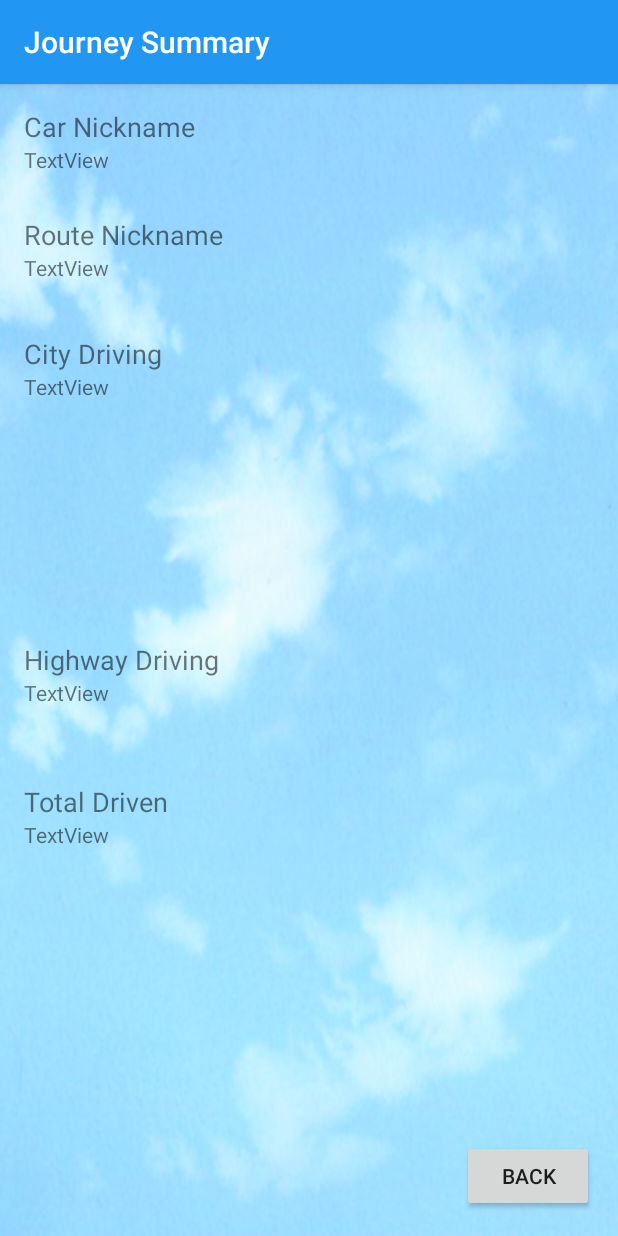
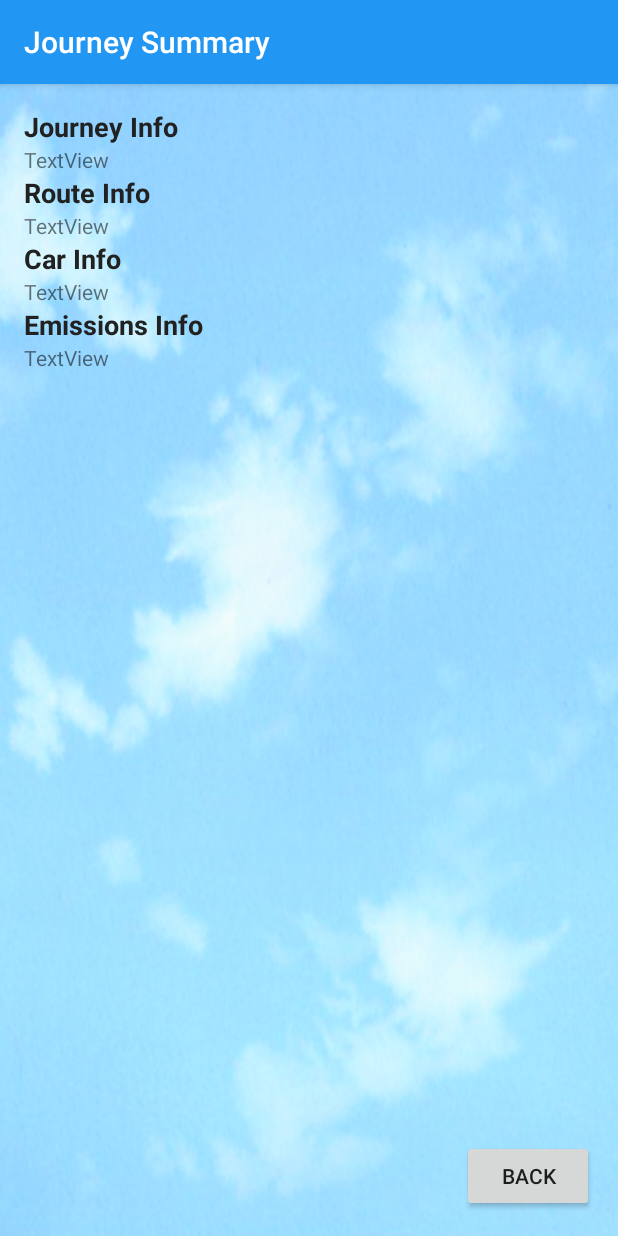
Before and after one commit to tangjon/Carbon-Tracking-System, an Android app: the JourneySummaryActivity screen opened directly, with no data from a screen before it, on a phone screen of 412 x 824 dp. Run offline under Robolectric (Android 15) with nearby library versions, the phone set to English and light mode, and no system bars; 6 statements that could not run were skipped.

Commit message:
Updated Journey Summary Screen added comments @sean did this on Jon's laptop

```diff
--- a/app/src/main/java/cmpt276/jade/carbontracker/JourneyListActivity.java
+++ b/app/src/main/java/cmpt276/jade/carbontracker/JourneyListActivity.java
@@ -18,7 +18,10 @@ import cmpt276.jade.carbontracker.model.Emission;
 import cmpt276.jade.carbontracker.model.Journey;
 import cmpt276.jade.carbontracker.model.JourneyCollection;
 import cmpt276.jade.carbontracker.model.Route;
-
+/**
+ *Journey List is your list of journeys and can either add a new journey going to car list or to the emissions overview
+ * Can also edit journey entries or delete journey entries
+ */
 public class JourneyListActivity extends AppCompatActivity {
     public static JourneyCollection listOfJourneys = Emission.getInstance().getJourneyCollection();
     private Journey intentJourney;
--- a/app/src/main/java/cmpt276/jade/carbontracker/JourneyReviewActivity.java
+++ b/app/src/main/java/cmpt276/jade/carbontracker/JourneyReviewActivity.java
@@ -13,7 +13,10 @@ import android.widget.Toast;
 
 import cmpt276.jade.carbontracker.R;
 import cmpt276.jade.carbontracker.model.Journey;
-
+/**
+ *Journey review lets you review the data you entered for car and route and
+ * will allow you to name the journey and the date
+ */
 public class JourneyReviewActivity extends AppCompatActivity {
     private Journey journey;
     private Journey intentJourney;
--- a/app/src/main/java/cmpt276/jade/carbontracker/JourneySummaryActivity.java
+++ b/app/src/main/java/cmpt276/jade/carbontracker/JourneySummaryActivity.java
@@ -11,7 +11,9 @@ import android.widget.TextView;
 import cmpt276.jade.carbontracker.model.Car;
 import cmpt276.jade.carbontracker.model.Journey;
 import cmpt276.jade.carbontracker.model.Route;
-
+/**
+ *Journey summary displays all the important info stored in the journey object
+ */
 public class JourneySummaryActivity extends AppCompatActivity {
 
 
@@ -43,16 +45,18 @@ public class JourneySummaryActivity extends AppCompatActivity {
     }
 
     private void setData() {
-        TextView carName = (TextView) findViewById(R.id.textCarName);
-        carName.setText(car.getNickname());
-        TextView routeName = (TextView) findViewById(R.id.textRouteName);
-        routeName.setText(route.getName());
-        TextView cityDrive = (TextView) findViewById(R.id.textCitydrv);
-        cityDrive.setText(""+ String.format("%.2f",journey.getTotalCity()));
-        TextView hwayDrive = (TextView) findViewById(R.id.textHwaydrv);
-        hwayDrive.setText(""+ String.format("%.2f",journey.getTotalHighway()));
-        TextView totalDrive = (TextView) findViewById(R.id.textTotaldrv);
-        totalDrive.setText("" + String.format("%.2f",journey.getTotalTravelled()));
+        TextView journeyInfo = (TextView) findViewById(R.id.textJourneyInfo);
+        journeyInfo.setText("Name: "+journey.getName() + "\nDate: " + journey.getDate());
+        TextView routeInfo = (TextView) findViewById(R.id.textRouteInfo);
+        routeInfo.setText("Name: " + route.getName() + "\nTotal City Distance: " + route.getCityDistance()+
+                "\nTotal Highway Distance: " + route.getHighWayDistance() + "\nTotal Distance: " + journey.getTotalDriven());
+        TextView carInfo = (TextView) findViewById(R.id.textCarInfo);
+        carInfo.setText("Name: " + car.getNickName() + "\nMake: " + car.getMake() + "\nModel: " +
+                car.getModel()+"\nYear: "+ car.getYear() + "\nFuel Type: " + car.getFuelType());
+        TextView hwayDrive = (TextView) findViewById(R.id.textEmissionsInfo);
+        hwayDrive.setText("Total City Emissions: "+ String.format("%.2f",journey.getTotalHighway()) + "\nTotal Highway Emissions: "+ String.format("%.2f",journey.getTotalCity())
+                + "\nTotal Emissions: " + String.format("%.2f",journey.getTotalTravelledEmissions()));
+
 
     }
 
--- a/app/src/main/java/cmpt276/jade/carbontracker/model/Journey.java
+++ b/app/src/main/java/cmpt276/jade/carbontracker/model/Journey.java
@@ -6,6 +6,8 @@ import java.io.Serializable;
 
 /**
  * Created by Sean on 02/03/2017.
+ * Journey object stores both the car and route objects used
+ *
  */
 
 public class Journey implements Serializable{
--- a/app/src/main/java/cmpt276/jade/carbontracker/model/JourneyCollection.java
+++ b/app/src/main/java/cmpt276/jade/carbontracker/model/JourneyCollection.java
@@ -5,6 +5,8 @@ import java.util.List;
 
 /**
  * Created by Sean on 02/03/2017.
+ *
+ * Collection of journeys stored in an array list
  */
 
 public class JourneyCollection {
--- a/app/src/main/res/layout/activity_journey_review.xml
+++ b/app/src/main/res/layout/activity_journey_review.xml
@@ -103,9 +103,9 @@
             android:id="@+id/btnFinish"
             android:layout_width="wrap_content"
             android:layout_height="wrap_content"
+            android:text="Done"
             android:layout_alignParentBottom="true"
-            android:layout_alignParentEnd="true"
-            android:text="Done" />
+            android:layout_alignParentEnd="true" />
 
         <EditText
             android:id="@+id/editDate"
--- a/app/src/main/res/layout/activity_journey_summary.xml
+++ b/app/src/main/res/layout/activity_journey_summary.xml
@@ -20,13 +20,15 @@
         android:id="@+id/btnJourneySummaryBack" />
 
     <TextView
-        android:text="Car Nickname"
+        android:id="@+id/textView6"
         android:layout_width="wrap_content"
         android:layout_height="wrap_content"
+        android:layout_alignParentStart="true"
         android:layout_alignParentTop="true"
-        android:layout_alignParentStart="true"
-        android:id="@+id/textView6"
-        android:textSize="18sp" />
+        android:text="Journey Info"
+        android:textColor="@color/primary_text"
+        android:textSize="18sp"
+        android:textStyle="bold" />
 
     <TextView
         android:text="TextView"
@@ -34,16 +36,17 @@
         android:layout_height="wrap_content"
         android:layout_below="@+id/textView6"
         android:layout_alignParentStart="true"
-        android:id="@+id/textCarName" />
+        android:id="@+id/textJourneyInfo" />
 
     <TextView
-        android:text="Route Nickname"
+        android:id="@+id/textView12"
         android:layout_width="wrap_content"
         android:layout_height="wrap_content"
-        android:layout_marginTop="28dp"
-        android:id="@+id/textView12"
+        android:text="Route Info"
+        android:textColor="@color/primary_text"
         android:textSize="18sp"
-        android:layout_below="@+id/textCarName"
+        android:textStyle="bold"
+        android:layout_below="@+id/textJourneyInfo"
         android:layout_alignParentStart="true" />
 
     <TextView
@@ -52,59 +55,44 @@
         android:layout_height="wrap_content"
         android:layout_below="@+id/textView12"
         android:layout_alignParentStart="true"
-        android:id="@+id/textRouteName" />
+        android:id="@+id/textRouteInfo" />
 
     <TextView
-        android:text="City Driving"
+        android:id="@+id/textView19"
         android:layout_width="wrap_content"
         android:layout_height="wrap_content"
-        android:layout_below="@+id/textRouteName"
-        android:layout_alignParentStart="true"
-        android:layout_marginTop="35dp"
-        android:id="@+id/textView15"
-        android:textSize="18sp" />
-
-    <TextView
-        android:text="Total Driven"
-        android:layout_width="wrap_content"
-        android:layout_height="wrap_content"
-        android:layout_below="@+id/textView16"
-        android:layout_alignParentStart="true"
-        android:layout_marginTop="70dp"
-        android:id="@+id/textView17"
-        android:textSize="18sp" />
-
-    <TextView
-        android:text="Highway Driving"
-        android:layout_width="wrap_content"
-        android:layout_height="wrap_content"
-        android:id="@+id/textView16"
+        android:text="Car Info"
+        android:textColor="@color/primary_text"
         android:textSize="18sp"
-        android:layout_centerVertical="true"
+        android:textStyle="bold"
+        android:layout_below="@+id/textRouteInfo"
         android:layout_alignParentStart="true" />
 
     <TextView
-        android:text="TextView"
+        android:id="@+id/textView16"
         android:layout_width="wrap_content"
         android:layout_height="wrap_content"
-        android:layout_below="@+id/textView15"
-        android:layout_alignParentStart="true"
-        android:id="@+id/textCitydrv" />
+        android:text="Emissions Info"
+        android:textColor="@color/primary_text"
+        android:textSize="18sp"
+        android:textStyle="bold"
+        android:layout_below="@+id/textCarInfo"
+        android:layout_alignParentStart="true" />
 
     <TextView
-        android:text="TextView"
+        android:id="@+id/textCarInfo"
         android:layout_width="wrap_content"
         android:layout_height="wrap_content"
-        android:layout_below="@+id/textView16"
         android:layout_alignParentStart="true"
-        android:id="@+id/textHwaydrv" />
+        android:layout_below="@+id/textView19"
+        android:text="TextView" />
 
     <TextView
-        android:text="TextView"
+        android:id="@+id/textEmissionsInfo"
         android:layout_width="wrap_content"
         android:layout_height="wrap_content"
-        android:layout_below="@+id/textView17"
-        android:layout_alignParentStart="true"
-        android:id="@+id/textTotaldrv" />
+        android:text="TextView"
+        android:layout_below="@+id/textView16"
+        android:layout_alignParentStart="true" />
 
 </RelativeLayout>
```
